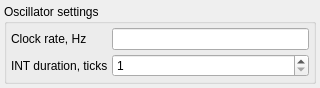
Before: the Qt Designer form apps/zxtune-qt/ui/preferences/z80.ui in vitamin-caig/zxtune, drawn with Qt 5.
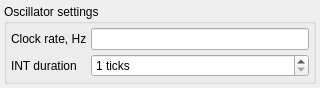
After: the same form once the commit is applied.

```diff
--- a/apps/zxtune-qt/ui/preferences/z80.ui
+++ b/apps/zxtune-qt/ui/preferences/z80.ui
@@ -7,7 +7,7 @@
     <x>0</x>
     <y>0</y>
     <width>320</width>
-    <height>60</height>
+    <height>85</height>
    </rect>
   </property>
   <property name="windowTitle">
@@ -21,19 +21,22 @@
     <number>4</number>
    </property>
    <item>
-    <widget class="QGroupBox">
+    <widget class="QGroupBox" name="groupBox">
      <property name="title">
       <string>Oscillator settings</string>
      </property>
      <layout class="QFormLayout">
-      <property name="spacing">
+      <property name="horizontalSpacing">
+       <number>4</number>
+      </property>
+      <property name="verticalSpacing">
        <number>4</number>
       </property>
       <property name="margin">
        <number>4</number>
       </property>
       <item row="0" column="0">
-       <widget class="QLabel">
+       <widget class="QLabel" name="clockRateLabel">
         <property name="text">
          <string>Clock rate, Hz</string>
         </property>
@@ -47,14 +50,17 @@
        </widget>
       </item>
       <item row="1" column="0">
-       <widget class="QLabel">
+       <widget class="QLabel" name="intDurationLabel">
         <property name="text">
-         <string>INT duration, ticks</string>
+         <string>INT duration</string>
         </property>
        </widget>
       </item>
       <item row="1" column="1">
        <widget class="QSpinBox" name="intDurationValue">
+        <property name="suffix">
+         <string> ticks</string>
+        </property>
         <property name="minimum">
          <number>1</number>
         </property>
```
